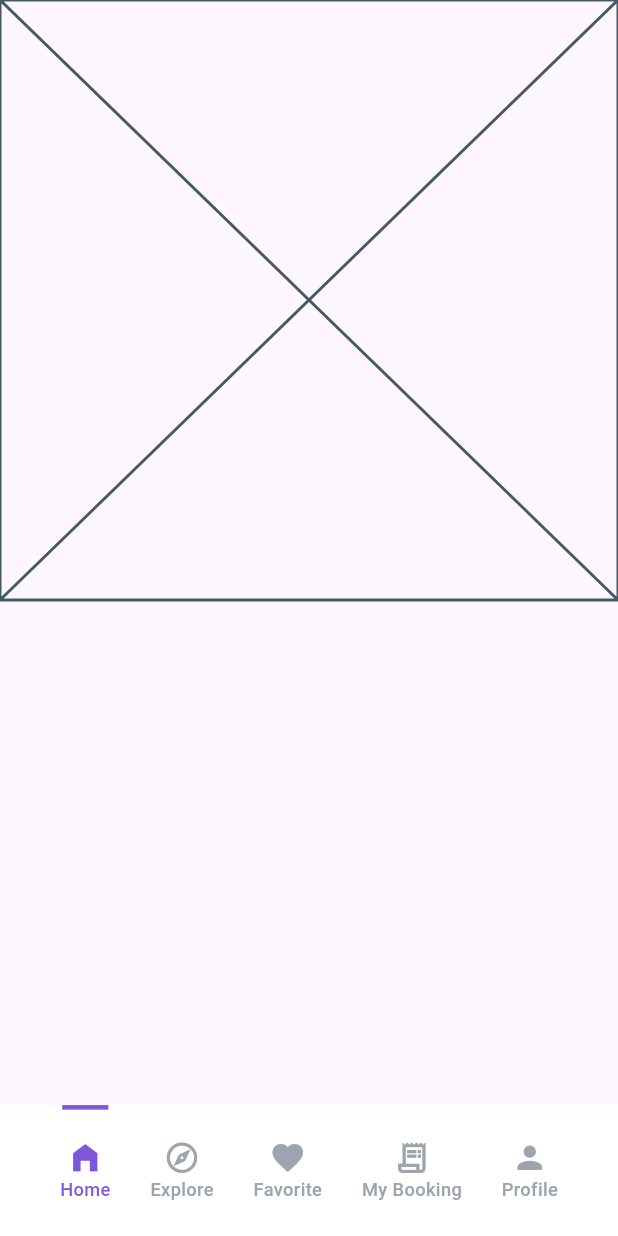
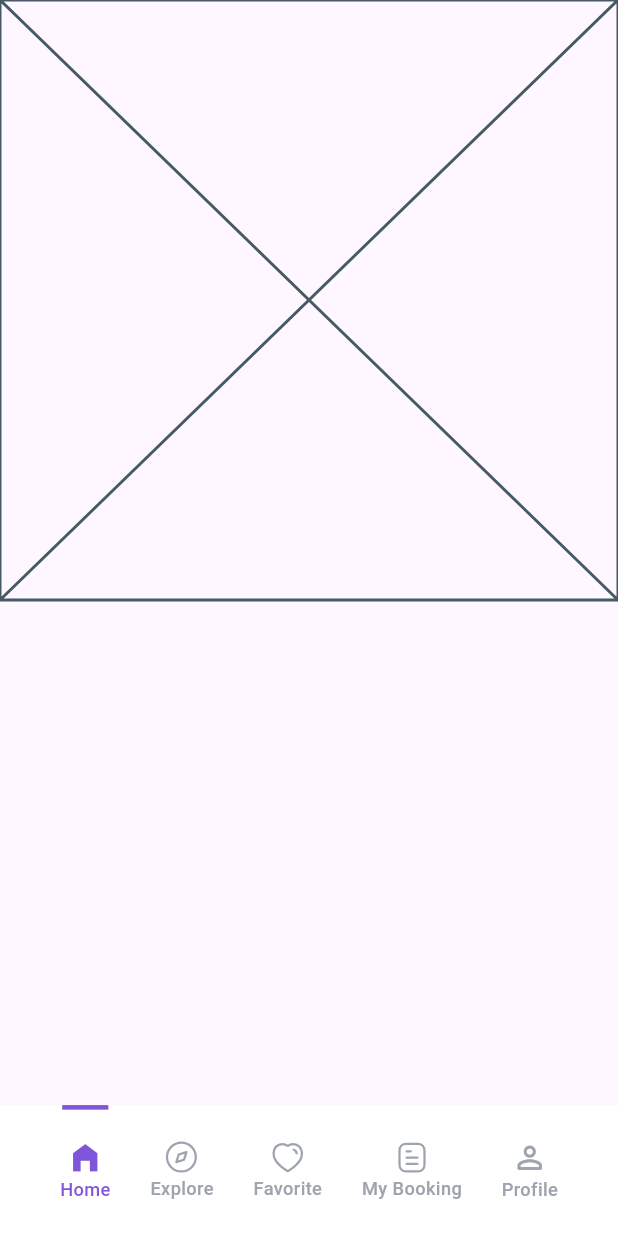
Before and after one commit to NadyAlwazah/flutter-task10-team-housely-app-beg, a Flutter app: the screen it shows after launch, on a phone screen of 412 x 824 dp. Run offline on Flutter 3.47's test engine with Material 3 defaults, Android fonts, the light colour scheme and no system bars; our stand-ins replace flutter_screenutil, flutter_svg, go_router, google_fonts.

Commit message:
style: update bottom navigation bar icons

```diff
--- /dev/null
+++ b/lib/core/utils/assets.dart
@@ -0,0 +1,8 @@
+class AssetsData {
+  static const _icons = "assets/icons/";
+  static const _images = "assets/images/";
+
+  static const iconFavoriteSvg = "${_icons}favorite.svg";
+  static const iconDocumentSvg = "${_icons}document.svg";
+  static const iconExploreSvg = "${_icons}explore.svg";
+}
--- a/lib/core/widgets/custom_bottom_nav_bar.dart
+++ b/lib/core/widgets/custom_bottom_nav_bar.dart
@@ -1,6 +1,8 @@
 import 'package:flutter/material.dart';
 import 'package:flutter_screenutil/flutter_screenutil.dart';
+import 'package:flutter_svg/flutter_svg.dart';
 import 'package:flutter_task10_team_housely_app_beg/core/utils/app_colors.dart';
+import 'package:flutter_task10_team_housely_app_beg/core/utils/assets.dart';
 
 class CustomBottomNavBar extends StatelessWidget {
   final int currentIndex;
@@ -16,22 +18,47 @@ class CustomBottomNavBar extends StatelessWidget {
   Widget build(BuildContext context) {
     return Container(
       height: 86.h,
-      padding: const EdgeInsets.only(bottom: 24, left: 40, right: 40),
+      padding: const EdgeInsets.symmetric(horizontal: 40),
       color: Colors.white,
       child: Row(
         mainAxisAlignment: MainAxisAlignment.spaceBetween,
         children: [
-          _buildNavItem(Icons.home_filled, 'Home', 0),
-          _buildNavItem(Icons.explore_outlined, 'Explore', 1),
-          _buildNavItem(Icons.favorite, 'Favorite', 2),
-          _buildNavItem(Icons.receipt_long_outlined, 'My Booking', 3),
-          _buildNavItem(Icons.person, 'Profile', 4),
+          _buildNavItem(icon: Icons.home_filled, label: 'Home', index: 0),
+          _buildNavItem(
+            isSvg: true,
+            path: AssetsData.iconExploreSvg,
+            label: 'Explore',
+            index: 1,
+          ),
+          _buildNavItem(
+            isSvg: true,
+            path: AssetsData.iconFavoriteSvg,
+            label: 'Favorite',
+            index: 2,
+          ),
+          _buildNavItem(
+            isSvg: true,
+            path: AssetsData.iconDocumentSvg,
+            label: 'My Booking',
+            index: 3,
+          ),
+          _buildNavItem(
+            icon: Icons.person_outline_rounded,
+            label: 'Profile',
+            index: 4,
+          ),
         ],
       ),
     );
   }
 
-  Widget _buildNavItem(IconData icon, String label, int index) {
+  Widget _buildNavItem({
+    bool isSvg = false,
+    String? path,
+    IconData? icon,
+    required String label,
+    required int index,
+  }) {
     final isSelected = currentIndex == index;
     return GestureDetector(
       onTap: () => onTap(index),
@@ -47,11 +74,15 @@ class CustomBottomNavBar extends StatelessWidget {
           ),
           Padding(
             padding: const EdgeInsets.only(top: 20),
-            child: Icon(
-              icon,
-              size: 24.r,
-              color: isSelected ? AppColors.primary : AppColors.textSecondary,
-            ),
+            child: isSvg
+                ? SvgPicture.asset(path!)
+                : Icon(
+                    icon,
+                    size: 24.r,
+                    color: isSelected
+                        ? AppColors.primary
+                        : AppColors.textSecondary,
+                  ),
           ),
           Text(
             label,
```
Also changed, not shown: assets/icons/document.svg (added), assets/icons/explore.svg (added), assets/icons/favorite.svg (added).
